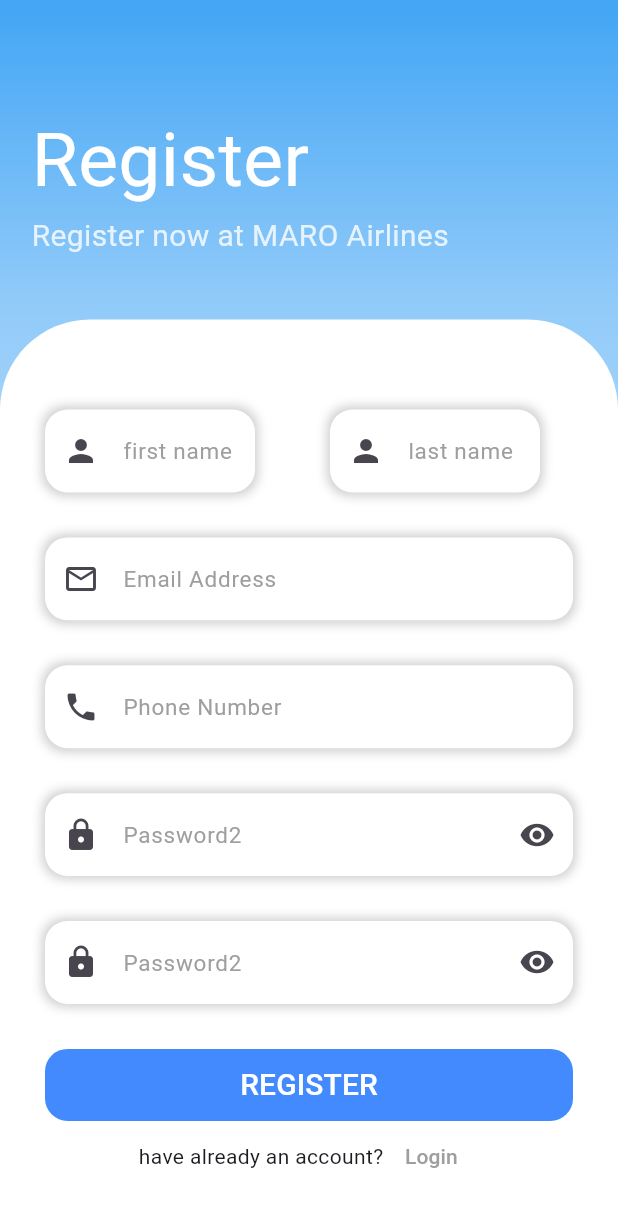
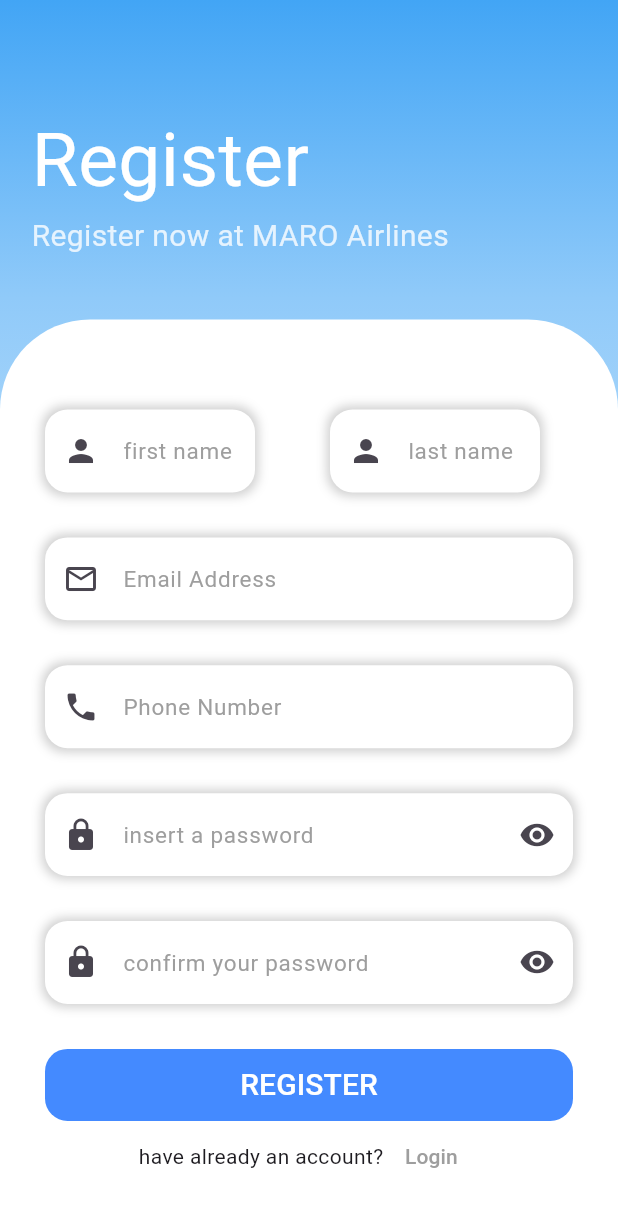
Before and after one commit to xmaherr/air_plane_mobile_app, a Flutter app: the screen it shows after launch, after a tap on "Register Now", on a phone screen of 412 x 824 dp. Shown: the top 1207 px of the screen. Run offline on Flutter 3.47's test engine with Material 3 defaults, Android fonts, the phone set to English and light mode, and no system bars; accounts and stored records are empty.

Commit message:
master's latest updates by Omar

```diff
--- a/lib/layout/login_page_layout.dart
+++ b/lib/layout/login_page_layout.dart
@@ -130,30 +130,6 @@ class _LoginScreenLayoutState extends State<LoginScreenLayout> {
                           decoration: BoxDecoration(
                             color: Colors.white,
                             borderRadius: BorderRadius.circular(15),
-                            boxShadow: [
-                              BoxShadow(
-                                color: Colors.grey
-                                    .withOpacity(0.5), // Shadow color
-                                spreadRadius: 2, // Spread radius
-                                blurRadius: 5, // Blur radius
-                                offset: const Offset(0, 0), // Offset
-                              ),
-                            ],
-                          ),
-                          child: TextFormField(
-                            decoration: InputDecoration(
-                              labelText: 'new filed',
-                                labelStyle: const TextStyle(
-                                  color: Colors.grey,
-                                  fontSize: 15,
-                                ),
-                              prefixIcon: Icon(Icons.add),
-                              suffixIcon:IconButton(
-                                onPressed: (){},
-                                icon:Icon(Icons.add),
-                              ),
-                              border: InputBorder.none
-                            ),
                           ),
                         ),
                         const SizedBox(
--- a/lib/layout/register_screen_layout.dart
+++ b/lib/layout/register_screen_layout.dart
@@ -273,26 +273,23 @@ class _RegisterScreenLayoutState extends State<RegisterScreenLayout> {
                             child: TextFormField(
                               obscureText: isPassword,
                               decoration: InputDecoration(
-                                  labelText: 'Password2',
+                                  labelText: 'insert a password',
                                   labelStyle: const TextStyle(
                                     color: Colors.grey,
                                     fontSize: 15,
                                   ),
-                                  prefixIcon: Icon(Icons.lock),
-                                  suffixIcon:IconButton(
-                                    onPressed: (){
+                                  prefixIcon: const Icon(Icons.lock),
+                                  suffixIcon: IconButton(
+                                    onPressed: () {
                                       setState(() {
                                         isPassword = !isPassword;
                                       });
                                     },
-                                    icon:Icon(
-                                        isPassword?
-                                        Icons.visibility
-                                            :Icons.visibility_off
-                                    ),
+                                    icon: Icon(isPassword
+                                        ? Icons.visibility
+                                        : Icons.visibility_off),
                                   ),
-                                  border: InputBorder.none
-                              ),
+                                  border: InputBorder.none),
                               keyboardType: TextInputType.text,
                               controller: passwordController,
                               validator: (value) {
@@ -325,26 +322,23 @@ class _RegisterScreenLayoutState extends State<RegisterScreenLayout> {
                             child: TextFormField(
                               obscureText: isPassword,
                               decoration: InputDecoration(
-                                  labelText: 'Password2',
+                                  labelText: 'confirm your password',
                                   labelStyle: const TextStyle(
                                     color: Colors.grey,
                                     fontSize: 15,
                                   ),
-                                  prefixIcon: Icon(Icons.lock),
-                                  suffixIcon:IconButton(
-                                    onPressed: (){
+                                  prefixIcon: const Icon(Icons.lock),
+                                  suffixIcon: IconButton(
+                                    onPressed: () {
                                       setState(() {
                                         isPassword = !isPassword;
                                       });
                                     },
-                                    icon:Icon(
-                                      isPassword?
-                                          Icons.visibility
-                                          :Icons.visibility_off
-                                    ),
+                                    icon: Icon(isPassword
+                                        ? Icons.visibility
+                                        : Icons.visibility_off),
                                   ),
-                                  border: InputBorder.none
-                              ),
+                                  border: InputBorder.none),
                               keyboardType: TextInputType.text,
                               controller: passwordController2,
                               validator: (value) {
```
